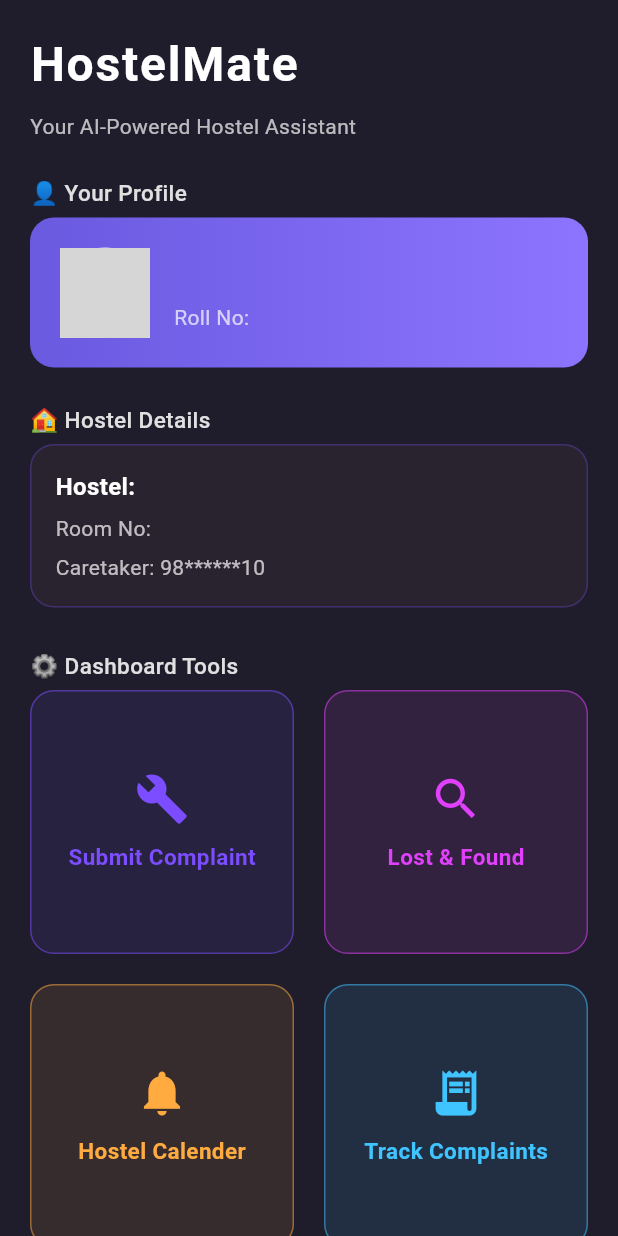
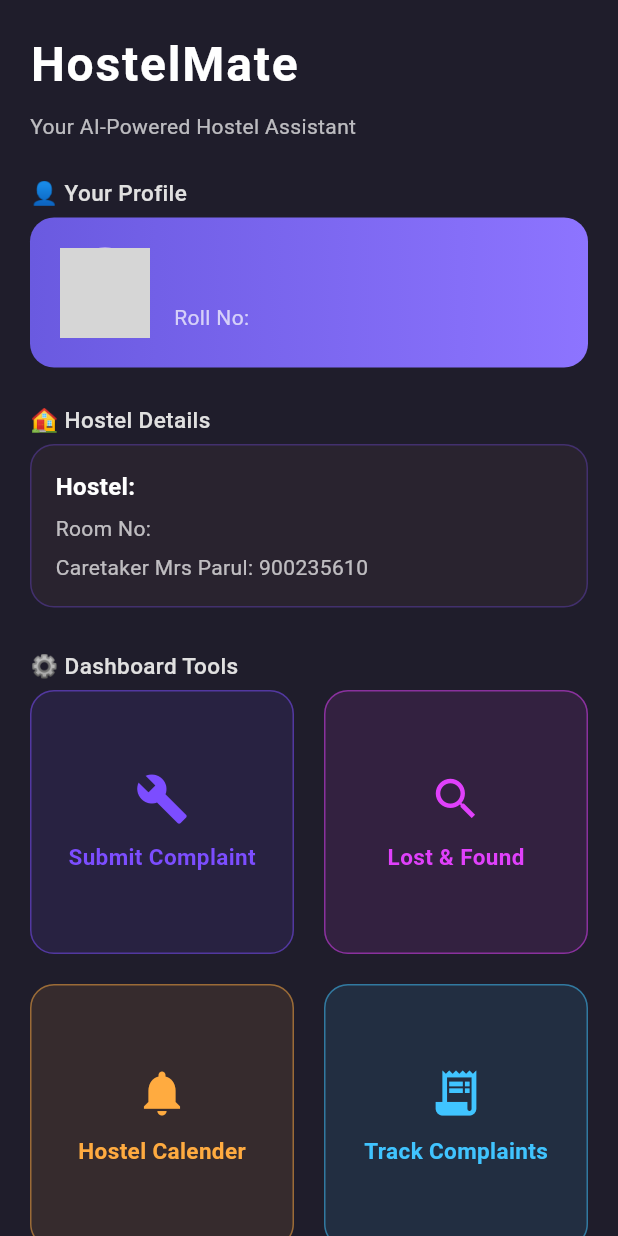
Before and after one commit to Cephei18/HostelMate-App, a Flutter app: the HomeScreen screen opened directly, on a phone screen of 412 x 824 dp. Run offline on Flutter 3.47's test engine with Material 3 defaults, Android fonts, the phone set to English and light mode, and no system bars; our stand-ins replace cloud_firestore, firebase_core, shared_preferences; accounts and stored records are empty; grey boxes are pictures that could not be loaded.

Commit message:
Update section

```diff
--- a/lib/complaint_screen.dart
+++ b/lib/complaint_screen.dart
@@ -1,7 +1,7 @@
 import 'package:flutter/material.dart';
 import 'package:cloud_firestore/cloud_firestore.dart';
 import 'package:shared_preferences/shared_preferences.dart';
-import 'package:hosthelp/track_complaints_screen.dart';
+// import 'package:hosthelp/track_complaints_screen.dart';
 
 class ComplaintScreen extends StatefulWidget {
   const ComplaintScreen({super.key});
--- a/lib/home_screen.dart
+++ b/lib/home_screen.dart
@@ -270,7 +270,7 @@ class _HomeScreenState extends State<HomeScreen> {
             Text('Room No: $room', style: const TextStyle(color: Colors.white70)),
             const SizedBox(height: 6),
             const Text(
-              'Caretaker: 98******10',
+              'Caretaker Mrs Parul: 900235610',
               style: TextStyle(color: Colors.white70),
             ),
           ],
```
